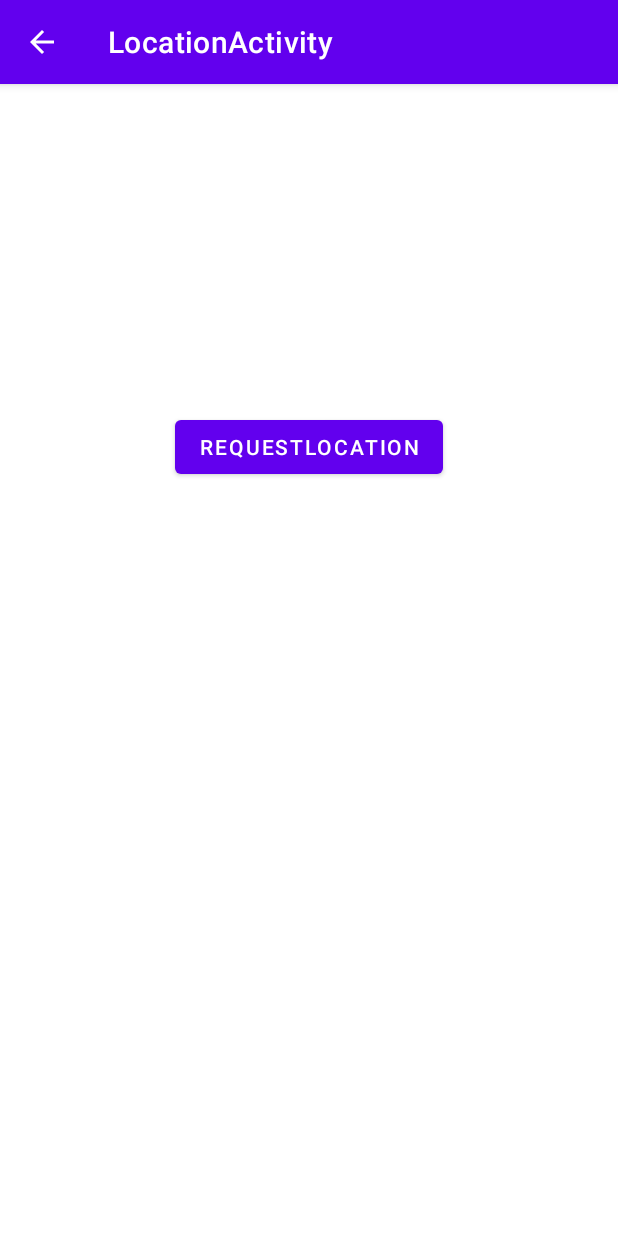
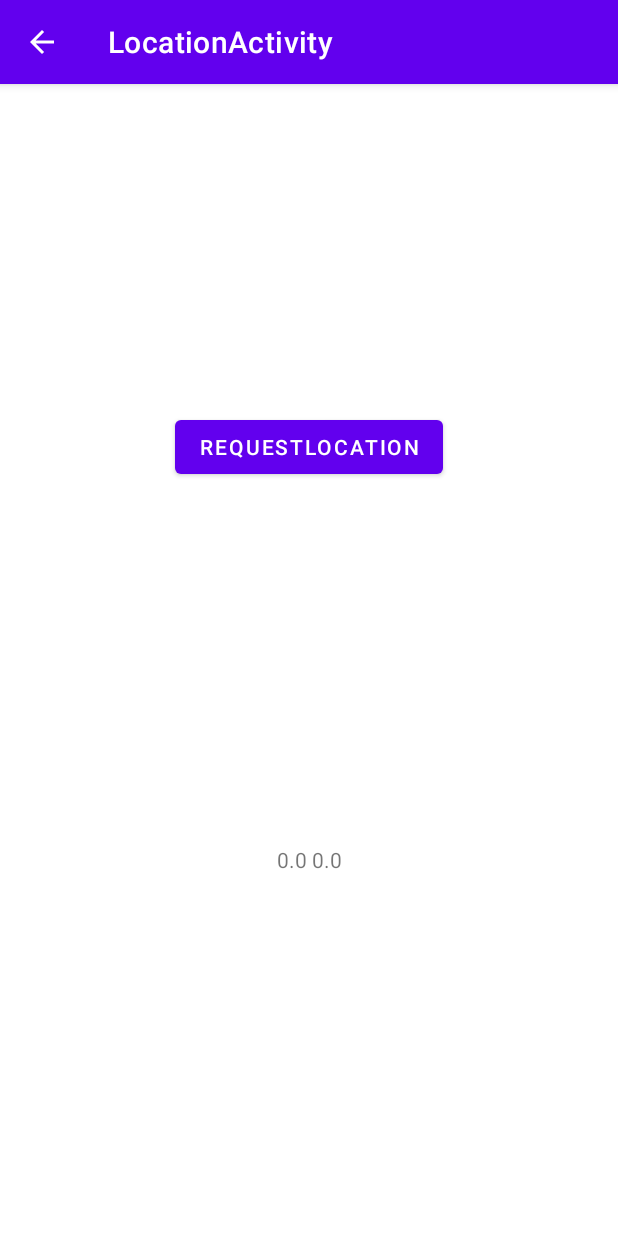
Before and after one commit to CiprianAmz/PanicButton, an Android app: the LocationActivity screen opened directly, with no data from a screen before it, after a tap on "REQUESTLOCATION", on a phone screen of 412 x 824 dp. Run offline under Robolectric (Android 15) with nearby library versions, the phone set to English and light mode, and no system bars.

Commit message:
TextView is now updated by AsyncTask

```diff
--- a/app/src/main/java/com/example/panicbutton/controllers/LocationAsyncTask.java
+++ b/app/src/main/java/com/example/panicbutton/controllers/LocationAsyncTask.java
@@ -11,6 +11,7 @@ import android.os.AsyncTask;
 import android.os.Build;
 import android.os.Bundle;
 import android.provider.Settings;
+import android.widget.TextView;
 
 import androidx.annotation.RequiresApi;
 import androidx.core.app.ActivityCompat;
@@ -20,7 +21,7 @@ import java.lang.ref.WeakReference;
 public class LocationAsyncTask extends AsyncTask<Void, Void, String> {
 
     // The TextView where we will show results
-    private WeakReference<Location> mTextView;
+    private WeakReference<TextView> mTextView;
     LocationActivityController locationActivityController;
     public LocationManager locationManager;
     public LocationListener listener;
@@ -28,8 +29,8 @@ public class LocationAsyncTask extends AsyncTask<Void, Void, String> {
 
     // Constructor that provides a reference to the TextView from the MainActivity
     @RequiresApi(api = Build.VERSION_CODES.M)
-    public LocationAsyncTask( Context context) {
-        //mTextView = new WeakReference<>(location);
+    public LocationAsyncTask( Context context , TextView txt) {
+        mTextView = new WeakReference<>(txt);
         context1 = context;
         locationActivityController = new LocationActivityController();
        // locationManager = new LocationManager();
@@ -39,7 +40,7 @@ public class LocationAsyncTask extends AsyncTask<Void, Void, String> {
             @Override
             public void onLocationChanged(Location location) {
                 locationActivityController.setLocation(location.getLongitude(), location.getLatitude());
-                //t.setText(locationActivityController.getLocation());
+                mTextView.get().setText(locationActivityController.getLocation());
             }
 
             @Override
--- a/app/src/main/java/com/example/panicbutton/views/LocationActivity.java
+++ b/app/src/main/java/com/example/panicbutton/views/LocationActivity.java
@@ -25,13 +25,15 @@ import com.example.panicbutton.controllers.LocationAsyncTask;
 public class LocationActivity extends AppCompatActivity {
     private Button b;
     private TextView t;
+    LocationActivityController locationActivityController;
     @Override
     protected void onCreate(Bundle savedInstanceState) {
         super.onCreate(savedInstanceState);
         setContentView(R.layout.activity_location);
         t = (TextView) findViewById(R.id.textView);
         b = (Button) findViewById(R.id.RequestLocation);
-
+        locationActivityController = new LocationActivityController();
+        t.setText(locationActivityController.getLocation());
 
         configure_button();
     }
@@ -70,7 +72,7 @@ public class LocationActivity extends AppCompatActivity {
 
         // Start the AsyncTask.
         // The AsyncTask has a callback that will update the text view.
-        new LocationAsyncTask( this).execute();
+        new LocationAsyncTask( this, t).execute();
     }
 
 
```
